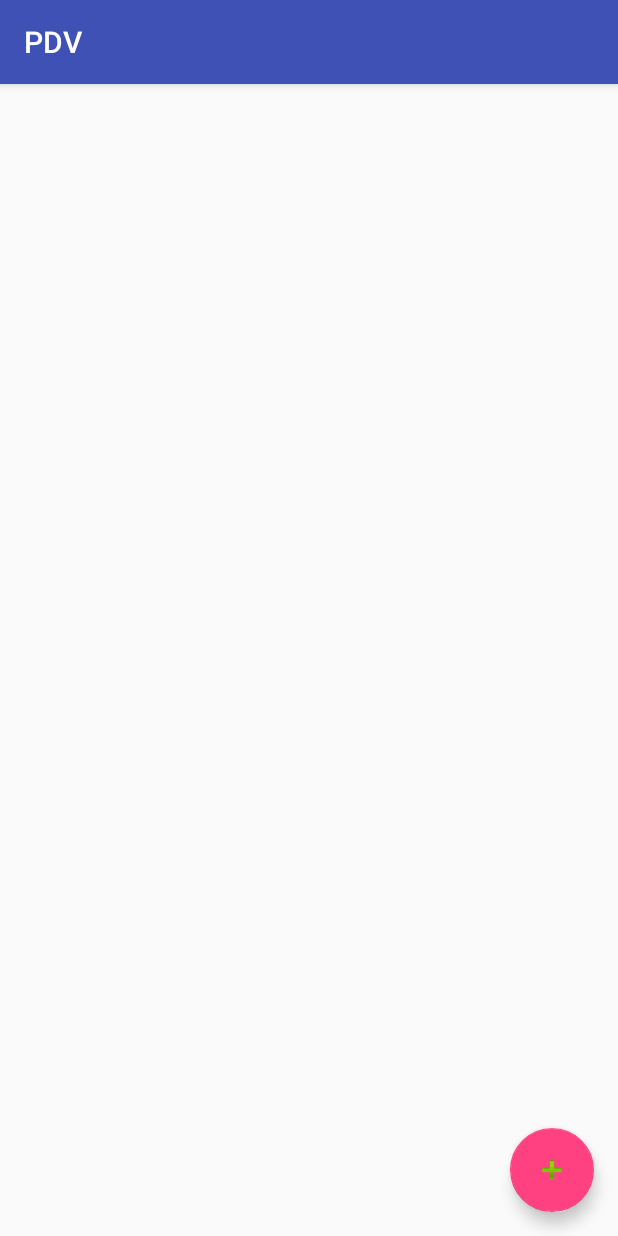
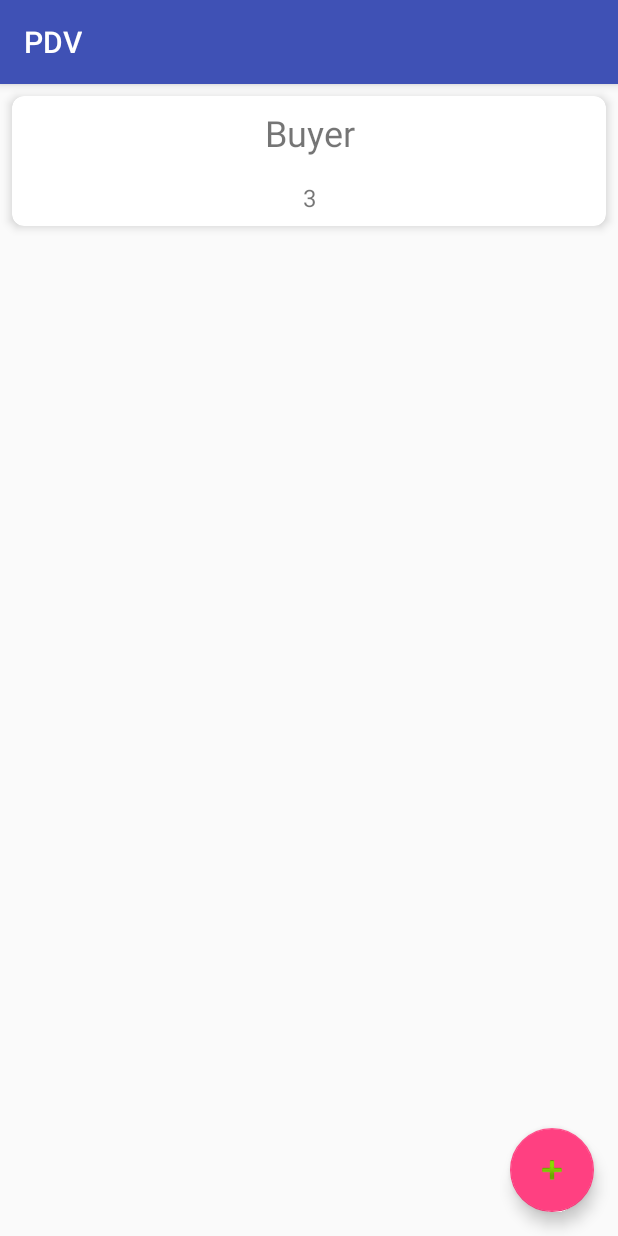
Before and after one commit to santieduardo/PDV-Android, an Android app: the SellsActivity screen opened directly, with no data from a screen before it, on a phone screen of 412 x 824 dp. Run offline under Robolectric (Android 15) with nearby library versions, the phone set to English and light mode, and no system bars; 2 statements that could not run were skipped.

Commit message:
Exibindo lista de Sell na RecyclerView

```diff
--- a/app/build.gradle
+++ b/app/build.gradle
@@ -23,6 +23,8 @@ dependencies {
     implementation 'com.android.support:appcompat-v7:27.1.1'
     implementation 'com.android.support:design:27.1.1'
     implementation 'com.android.support.constraint:constraint-layout:1.1.0'
+    implementation 'com.android.support:recyclerview-v7:27.1.1'
+    implementation 'com.android.support:cardview-v7:27.1.1'
     testImplementation 'junit:junit:4.12'
     androidTestImplementation 'com.android.support.test:runner:1.0.2'
     androidTestImplementation 'com.android.support.test.espresso:espresso-core:3.0.2'
--- a/app/src/main/java/eduardosanti/com/br/pdv/SellsActivity.java
+++ b/app/src/main/java/eduardosanti/com/br/pdv/SellsActivity.java
@@ -5,19 +5,26 @@ import android.support.design.widget.FloatingActionButton;
 import android.support.design.widget.Snackbar;
 import android.support.v7.app.AppCompatActivity;
 import android.os.Bundle;
+import android.support.v7.widget.LinearLayoutManager;
+import android.support.v7.widget.RecyclerView;
 import android.view.View;
 
 import java.util.ArrayList;
 import java.util.List;
 
+import eduardosanti.com.br.pdv.adapter.SellAdapter;
 import eduardosanti.com.br.pdv.model.Product;
 import eduardosanti.com.br.pdv.model.Sell;
 import eduardosanti.com.br.pdv.model.User;
 
-public class SellsActivity extends AppCompatActivity {
+public class SellsActivity extends AppCompatActivity implements SellAdapter.SellOnClickListener {
 
     private User user;
-    private List<Sell> sells = new ArrayList<>();
+    private ArrayList<Sell> sells = new ArrayList<>();
+
+    private RecyclerView recyclerView;
+    private RecyclerView.Adapter sellAdapter;
+    private RecyclerView.LayoutManager layoutManager;
 
     FloatingActionButton fab;
 
@@ -31,6 +38,7 @@ public class SellsActivity extends AppCompatActivity {
     }
 
     private void bindView() {
+        this.recyclerView = (RecyclerView) findViewById(R.id.recyclerView);
         this.fab = (FloatingActionButton) findViewById(R.id.fab);
     }
 
@@ -39,12 +47,20 @@ public class SellsActivity extends AppCompatActivity {
         this.user = (User) intent.getSerializableExtra("LoggedUser");
         this.showSnackbar("Bem vindo, " + this.user.getEmail());
 
-        List<Product> products = new ArrayList<>();
+        ArrayList<Product> products = new ArrayList<>();
         products.add(new Product("Batata", 2, 1.5));
         products.add(new Product("Cenoura", 2, 2.5));
         products.add(new Product("Alface", 2, 3.5));
 
         this.sells.add(new Sell(this.user, products));
+
+        recyclerView.setHasFixedSize(true);
+
+        layoutManager = new LinearLayoutManager(this);
+        recyclerView.setLayoutManager(layoutManager);
+
+        sellAdapter = new SellAdapter(this.sells, this);
+        recyclerView.setAdapter(sellAdapter);
     }
 
     public void fabOnClick(View view) {
@@ -55,4 +71,14 @@ public class SellsActivity extends AppCompatActivity {
         Snackbar.make(findViewById(android.R.id.content), message, Snackbar.LENGTH_SHORT).show();
     }
 
+    /*
+     *
+     * SellAdapter.SellOnClickListener
+     *
+     * */
+    @Override
+    public void onClick(View view, int position) {
+
+    }
+
 }
--- /dev/null
+++ b/app/src/main/java/eduardosanti/com/br/pdv/adapter/SellAdapter.java
@@ -0,0 +1,69 @@
+package eduardosanti.com.br.pdv.adapter;
+
+import android.support.v7.widget.RecyclerView;
+import android.view.LayoutInflater;
+import android.view.View;
+import android.view.ViewGroup;
+import android.widget.TextView;
+
+import java.util.ArrayList;
+
+import eduardosanti.com.br.pdv.R;
+import eduardosanti.com.br.pdv.model.Sell;
+
+public class SellAdapter extends RecyclerView.Adapter<SellAdapter.ViewHolder> {
+
+    public interface SellOnClickListener {
+        public void onClick(View view, int position);
+    }
+
+    private ArrayList<Sell> arrayList;
+    public SellOnClickListener sellOnClickListener;
+
+    public static class ViewHolder extends RecyclerView.ViewHolder {
+        public TextView textViewBuyer;
+        public TextView textViewQuantity;
+
+        public ViewHolder(View view) {
+            super(view);
+
+            textViewBuyer = (TextView) view.findViewById(R.id.textViewBuyer);
+            textViewQuantity = (TextView) view.findViewById(R.id.textViewQuantity);
+        }
+
+    }
+
+    public SellAdapter(ArrayList<Sell> arrayList, SellOnClickListener sellOnClickListener) {
+        this.arrayList = arrayList;
+        this.sellOnClickListener = sellOnClickListener;
+    }
+
+    @Override
+    public SellAdapter.ViewHolder onCreateViewHolder(ViewGroup parent, int viewType) {
+        View view = LayoutInflater.from(parent.getContext())
+                .inflate(R.layout.sell_adapter_layout, parent, false);
+
+        ViewHolder viewHolder = new ViewHolder(view);
+        return viewHolder;
+    }
+
+    @Override
+    public void onBindViewHolder(final ViewHolder holder, final int position) {
+        holder.textViewBuyer.setText(arrayList.get(position).getUser().getEmail());
+        holder.textViewQuantity.setText(String.valueOf(arrayList.get(position).getProducts().size()));
+
+        holder.itemView.setOnClickListener(new View.OnClickListener() {
+
+            @Override
+            public void onClick(View v) {
+                sellOnClickListener.onClick(holder.itemView, position);
+            }
+        });
+    }
+
+    @Override
+    public int getItemCount() {
+        return arrayList.size();
+    }
+
+}
--- a/app/src/main/java/eduardosanti/com/br/pdv/model/Sell.java
+++ b/app/src/main/java/eduardosanti/com/br/pdv/model/Sell.java
@@ -1,14 +1,15 @@
 package eduardosanti.com.br.pdv.model;
 
 import java.io.Serializable;
+import java.util.ArrayList;
 import java.util.List;
 
 public class Sell implements Serializable {
 
     private User user;
-    private List<Product> products;
+    private ArrayList<Product> products;
 
-    public Sell(User user, List<Product> products) {
+    public Sell(User user, ArrayList<Product> products) {
         this.user = user;
         this.products = products;
     }
@@ -21,11 +22,11 @@ public class Sell implements Serializable {
         this.user = user;
     }
 
-    public List<Product> getProducts() {
+    public ArrayList<Product> getProducts() {
         return products;
     }
 
-    public void setProducts(List<Product> products) {
+    public void setProducts(ArrayList<Product> products) {
         this.products = products;
     }
 
--- a/app/src/main/res/layout/activity_sells.xml
+++ b/app/src/main/res/layout/activity_sells.xml
@@ -1,10 +1,18 @@
 <?xml version="1.0" encoding="utf-8"?>
-<android.support.constraint.ConstraintLayout xmlns:android="http://schemas.android.com/apk/res/android"
+<RelativeLayout xmlns:android="http://schemas.android.com/apk/res/android"
     xmlns:app="http://schemas.android.com/apk/res-auto"
     xmlns:tools="http://schemas.android.com/tools"
     android:layout_width="match_parent"
     android:layout_height="match_parent"
-    tools:context=".SellsActivity">
+    tools:context=".MainActivity">
+
+    <android.support.v7.widget.RecyclerView
+        android:id="@+id/recyclerView"
+        android:scrollbars="vertical"
+        android:layout_width="match_parent"
+        android:layout_height="match_parent">
+
+    </android.support.v7.widget.RecyclerView>
 
     <android.support.design.widget.CoordinatorLayout
         android:layout_width="match_parent"
@@ -24,4 +32,4 @@
 
     </android.support.design.widget.CoordinatorLayout>
 
-</android.support.constraint.ConstraintLayout>
+</RelativeLayout>
--- /dev/null
+++ b/app/src/main/res/layout/sell_adapter_layout.xml
@@ -0,0 +1,39 @@
+<?xml version="1.0" encoding="utf-8"?>
+
+<android.support.v7.widget.CardView xmlns:android="http://schemas.android.com/apk/res/android"
+    xmlns:app="http://schemas.android.com/apk/res-auto"
+    android:id="@+id/card_view"
+    android:layout_width="match_parent"
+    android:layout_height="wrap_content"
+    android:layout_margin="8dp"
+    app:cardCornerRadius="8dp"
+    app:cardElevation="4dp">
+
+    <LinearLayout
+        android:layout_width="match_parent"
+        android:layout_height="match_parent"
+        android:orientation="vertical">
+
+        <TextView xmlns:android="http://schemas.android.com/apk/res/android"
+            android:id="@+id/textViewBuyer"
+            android:layout_width="match_parent"
+            android:layout_height="wrap_content"
+            android:textSize="24dp"
+            android:paddingTop="8dp"
+            android:paddingBottom="8dp"
+            android:gravity="center"
+            android:text="Buyer"/>
+
+        <TextView xmlns:android="http://schemas.android.com/apk/res/android"
+            android:id="@+id/textViewQuantity"
+            android:layout_width="match_parent"
+            android:layout_height="wrap_content"
+            android:textSize="16dp"
+            android:paddingTop="8dp"
+            android:paddingBottom="8dp"
+            android:gravity="center"
+            android:text="Quantity"/>
+
+    </LinearLayout>
+
+</android.support.v7.widget.CardView>
```
